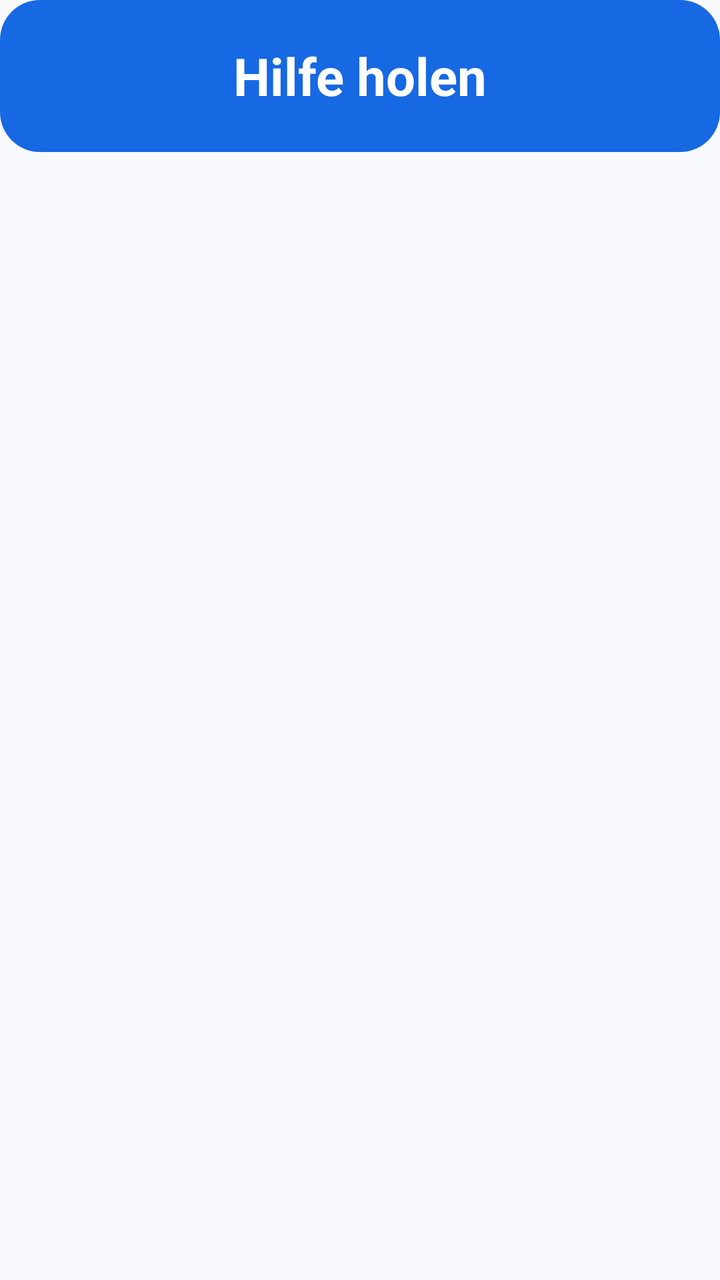
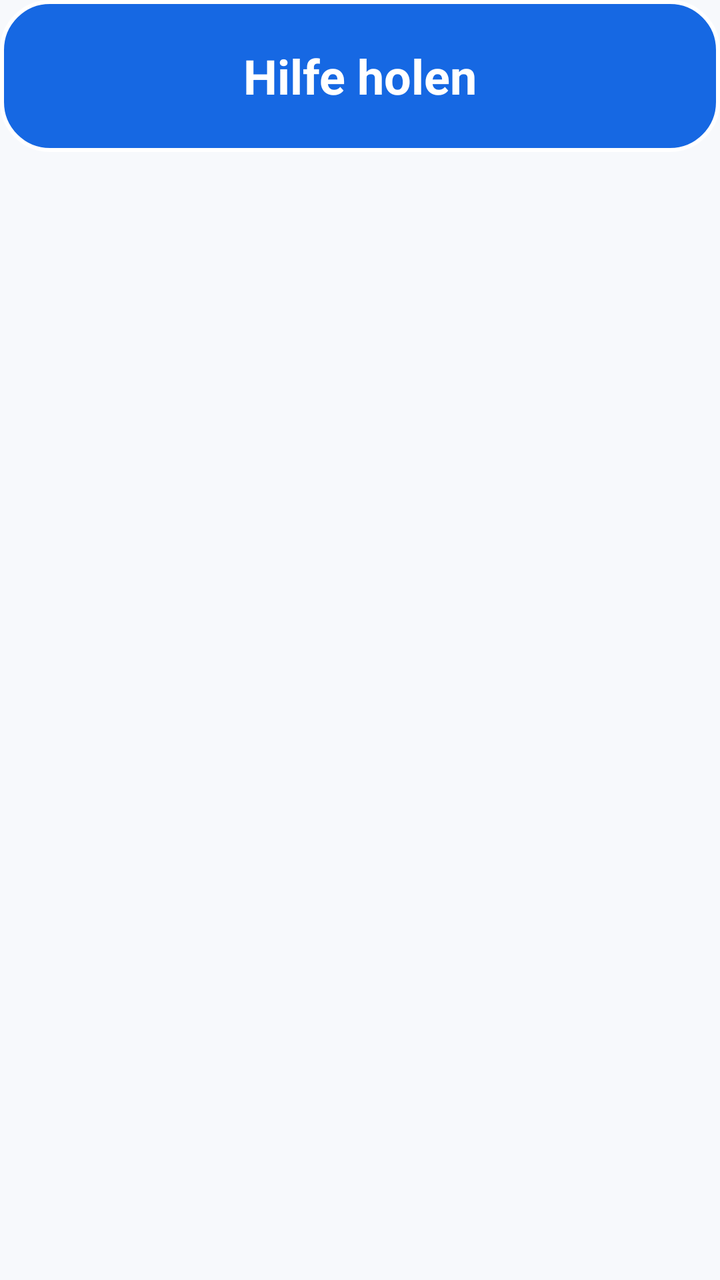

An Android layout rendered at two revisions. The XML below is the earlier revision; the diff shows what the commit changed to produce the second picture.
<!-- AndroidManifest.xml: application theme Theme.HandyHelfer -->
<!-- res/layout/widget_hilfe.xml -->
<?xml version="1.0" encoding="utf-8"?>
<LinearLayout xmlns:android="http://schemas.android.com/apk/res/android"
    android:layout_width="match_parent"
    android:layout_height="wrap_content"
    android:orientation="vertical">

    <TextView
        android:id="@+id/widget_knopf"
        android:layout_width="match_parent"
        android:layout_height="wrap_content"
        android:background="@drawable/widget_hintergrund"
        android:gravity="center"
        android:minHeight="76dp"
        android:paddingHorizontal="16dp"
        android:paddingVertical="18dp"
        android:text="@string/hilfe_holen"
        android:textColor="@color/weiss"
        android:textSize="26sp"
        android:textStyle="bold" />

    <TextView
        android:id="@+id/widget_erklaerung"
        android:layout_width="match_parent"
        android:layout_height="wrap_content"
        android:layout_marginTop="4dp"
        android:gravity="center"
        android:textColor="@color/weiss"
        android:textSize="13sp"
        android:shadowColor="@color/grau_nacht"
        android:shadowRadius="3"
        android:maxLines="1"
        android:ellipsize="end" />
</LinearLayout>
<!-- resources referenced by this layout -->
<resources>
  <color name="grau_nacht">#20262f</color>
  <color name="weiss">#ffffff</color>
  <!-- drawable widget_hintergrund (drawable) -->
  <?xml version="1.0" encoding="utf-8"?>
  <shape xmlns:android="http://schemas.android.com/apk/res/android"
      android:shape="rectangle">
      <solid android:color="@color/blau" />
      <corners android:radius="20dp" />
  </shape>
  <string name="hilfe_holen">Hilfe holen</string>
  <style name="Theme.HandyHelfer" parent="Theme.Material3.DayNight">
          <item name="colorPrimary">@color/blau</item>
          <item name="colorOnPrimary">@color/weiss</item>
          <item name="colorSecondary">@color/blau_tief</item>
          <item name="android:colorBackground">@color/grau_papier</item>
          <item name="actionBarStyle">@style/Widget.HandyHelfer.ActionBar</item>
          <item name="actionBarTheme">@style/ThemeOverlay.HandyHelfer.ActionBar</item>
      </style>
  <color name="blau">#1668e3</color>
  <color name="blau_tief">#0047a7</color>
  <color name="grau_papier">#f7f9fc</color>
  <style name="Widget.HandyHelfer.ActionBar" parent="Widget.Material3.ActionBar.Solid">
          <item name="background">@color/blau</item>
          <item name="titleTextStyle">@style/TextAppearance.HandyHelfer.ActionBar</item>
      </style>
  <style name="ThemeOverlay.HandyHelfer.ActionBar" parent="ThemeOverlay.Material3.Dark.ActionBar">
          <item name="colorControlNormal">@color/weiss</item>
      </style>
  <style name="TextAppearance.HandyHelfer.ActionBar" parent="TextAppearance.Material3.TitleLarge">
          <item name="android:textColor">@color/weiss</item>
      </style>
</resources>

<!-- the commit's change to res/layout/widget_hilfe.xml (unified diff, before → after) -->
@@ -15,19 +15,6 @@
         android:paddingVertical="18dp"
         android:text="@string/hilfe_holen"
         android:textColor="@color/weiss"
-        android:textSize="26sp"
+        android:textSize="24sp"
         android:textStyle="bold" />
-
-    <TextView
-        android:id="@+id/widget_erklaerung"
-        android:layout_width="match_parent"
-        android:layout_height="wrap_content"
-        android:layout_marginTop="4dp"
-        android:gravity="center"
-        android:textColor="@color/weiss"
-        android:textSize="13sp"
-        android:shadowColor="@color/grau_nacht"
-        android:shadowRadius="3"
-        android:maxLines="1"
-        android:ellipsize="end" />
 </LinearLayout>
<!-- resource entries referenced after the edit -->
@@ -1,13 +1,15 @@
 <!-- resources referenced by this layout -->
 <resources>
-  <color name="grau_nacht">#20262f</color>
   <color name="weiss">#ffffff</color>
   <!-- drawable widget_hintergrund (drawable) -->
   <?xml version="1.0" encoding="utf-8"?>
   <shape xmlns:android="http://schemas.android.com/apk/res/android"
       android:shape="rectangle">
       <solid android:color="@color/blau" />
-      <corners android:radius="20dp" />
+      <corners android:radius="24dp" />
+      <stroke
+          android:width="2dp"
+          android:color="@color/weiss" />
   </shape>
   <string name="hilfe_holen">Hilfe holen</string>
   <style name="Theme.HandyHelfer" parent="Theme.Material3.DayNight">
